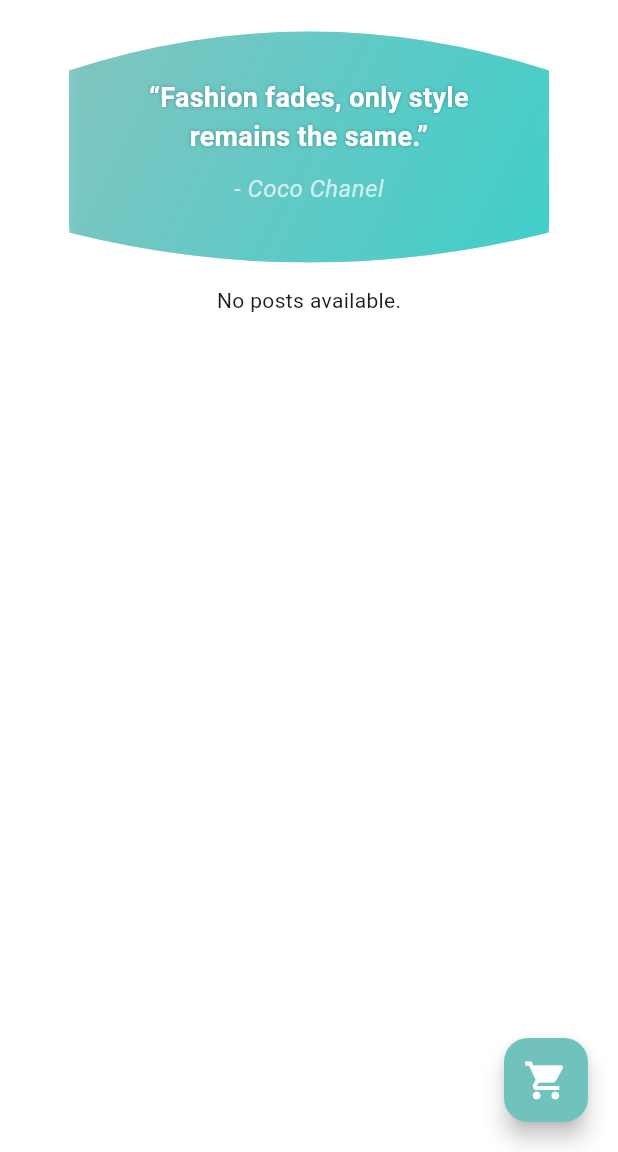
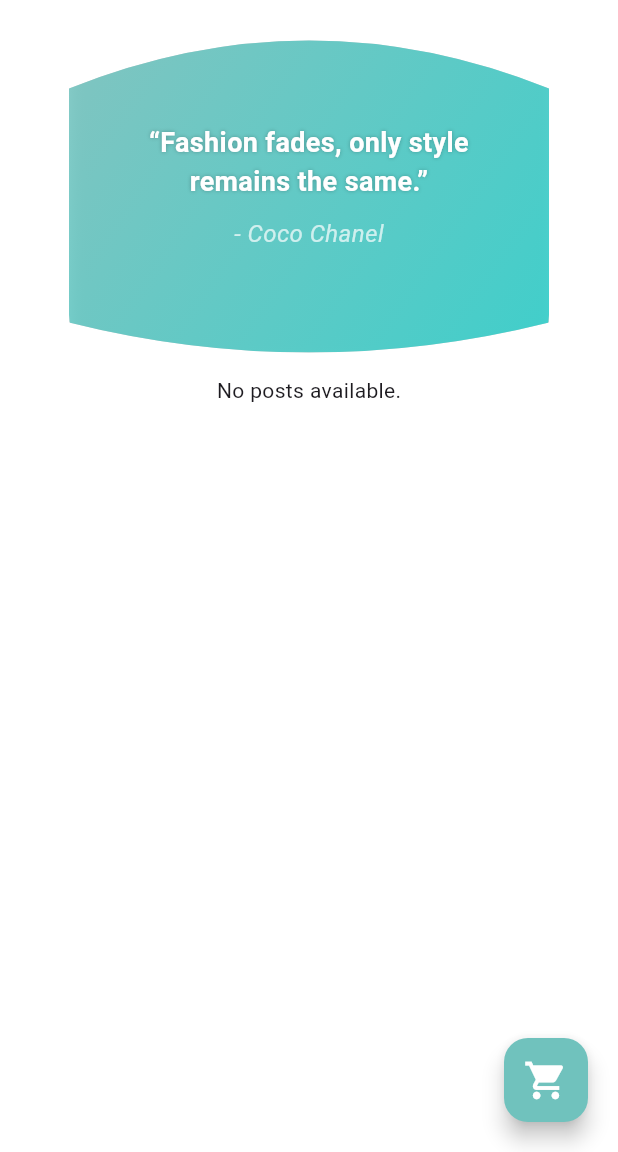
Before and after one commit to tish-aaa/outfit_maven_app_final_year_project, a Flutter app: the screen it shows once a user with an empty profile is signed in, on a phone screen of 412 x 824 dp, the part 84-1236 px from its top. Run offline on Flutter 3.47's test engine with Material 3 defaults, Android fonts, the phone set to English and light mode, and no system bars; our stand-ins replace animate_do, cached_network_image, cloud_firestore, firebase_auth, firebase_core, font_awesome_flutter and 5 more; missing offline and left inert: cloudinary_public, razorpay_flutter; accounts and stored records are empty.

Commit message:
basic ui updates

```diff
--- a/lib/home_page.dart
+++ b/lib/home_page.dart
@@ -218,7 +218,7 @@
                     clipper: QuoteClipper(),
                     child: Container(
                       width: 320,
-                      height: 160,
+                      height: 220,
                       decoration: BoxDecoration(
                         gradient: LinearGradient(
                           colors: [
```
Also changed, not shown: lib/my_outfits_page.dart (+4 -4 lines).
